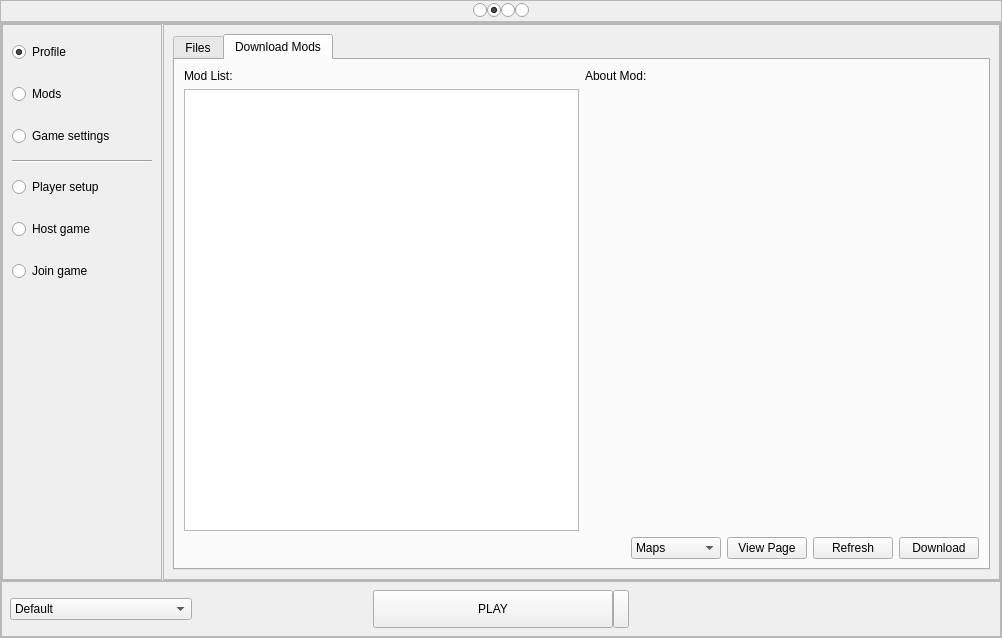
Above: launcher.ui from HitCoder9768/LauncherBlast2-reBoot before the change. Below: the same form after it.
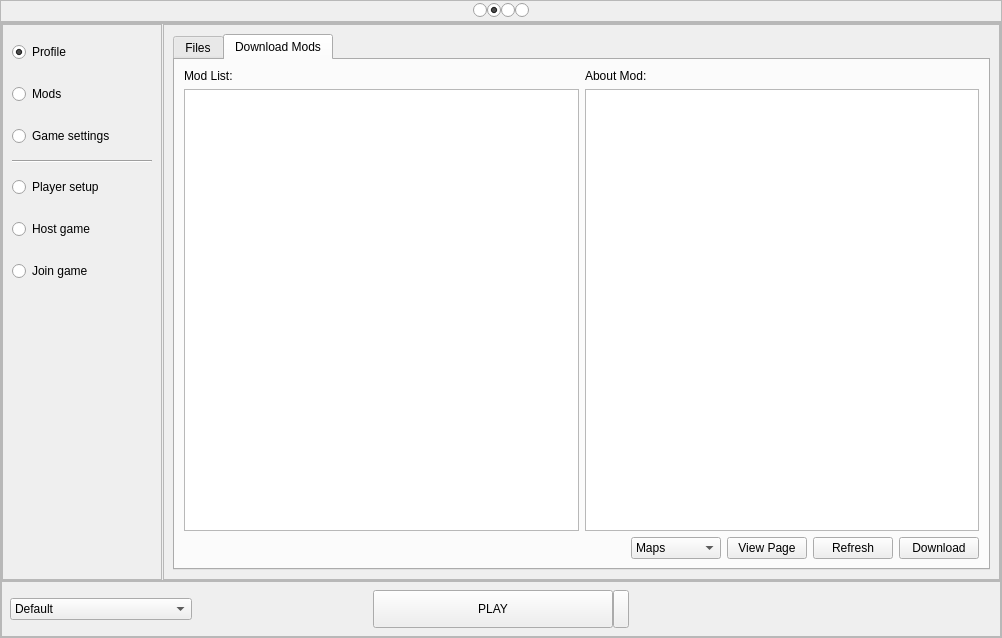
That is the form after the change. Icons and pictures are not drawn.

Commit message: Undoing last change to ModBrowser

The edit to the form file:
```diff
--- a/launcher.ui
+++ b/launcher.ui
@@ -1007,14 +1007,7 @@
                                </widget>
                               </item>
                               <item>
-                               <widget class="QWidget" name="ModBrowser" native="true">
-                                <property name="sizePolicy">
-                                 <sizepolicy hsizetype="Expanding" vsizetype="Expanding">
-                                  <horstretch>0</horstretch>
-                                  <verstretch>0</verstretch>
-                                 </sizepolicy>
-                                </property>
-                               </widget>
+                               <widget class="QTextBrowser" name="ModBrowser"/>
                               </item>
                              </layout>
                             </item>
```
Left out of the diff: 16 changed lines with no effect on the pictures. The commit also changes 1 other file.
